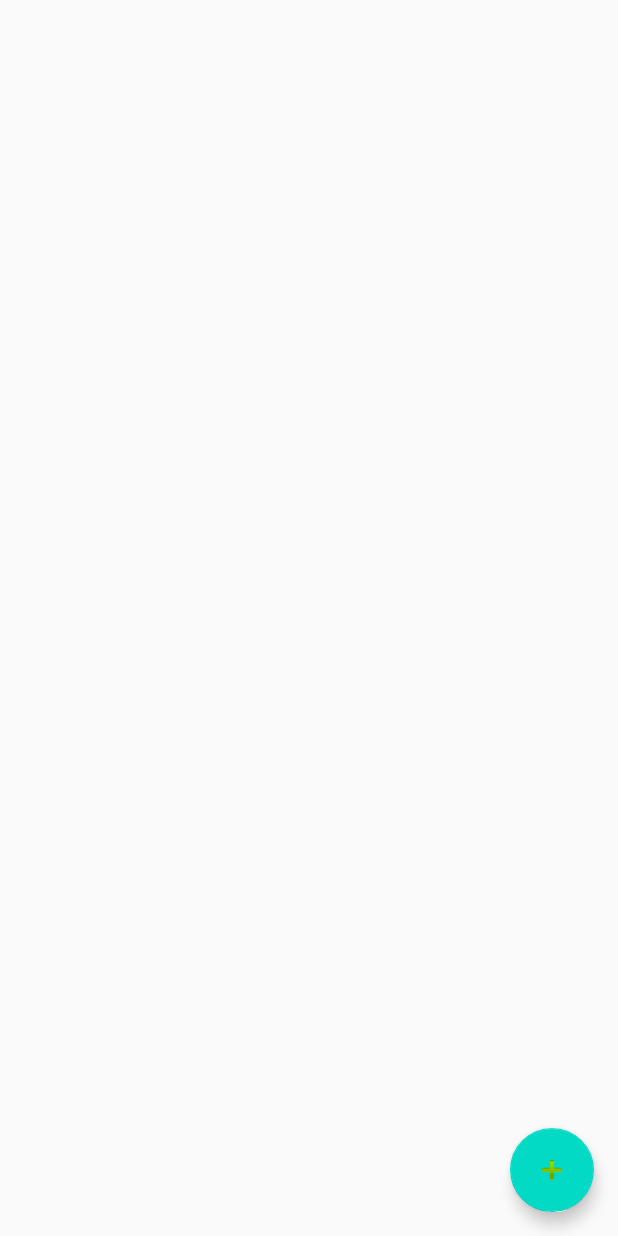
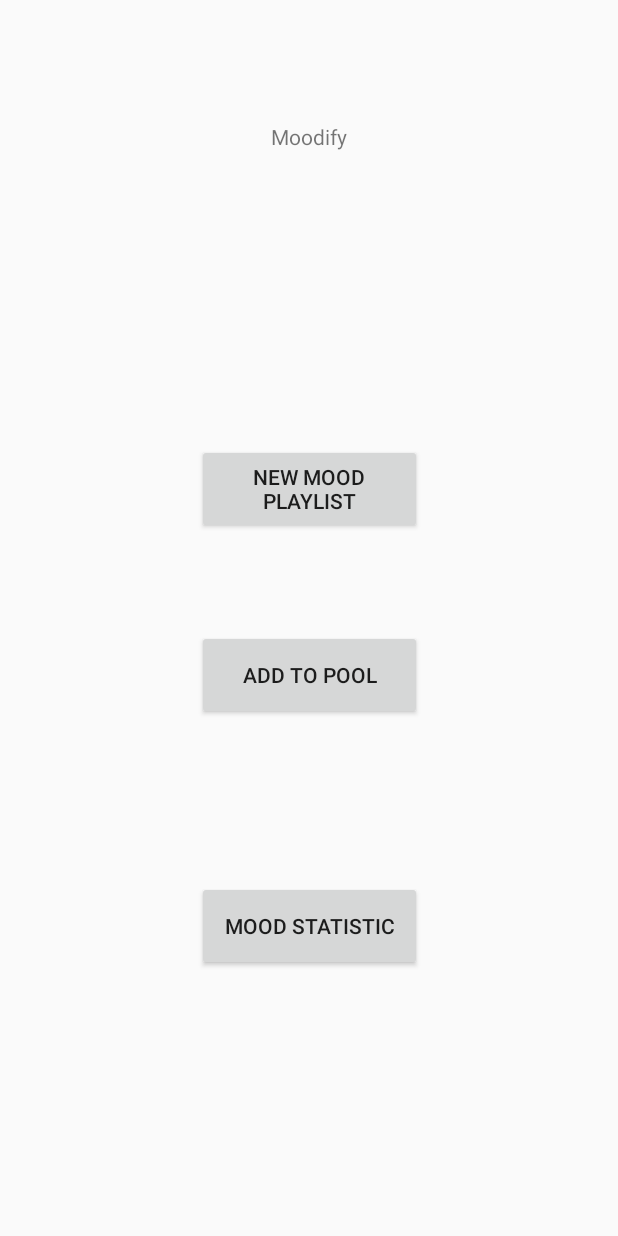
Before and after one commit to LMChavez980/FYP-Moodify, an Android app: the layout activity_main.xml on its own in the app's theme, with its tools: preview values and no code run, on a phone screen of 412 x 824 dp. Run offline under Robolectric (Android 15) with nearby library versions, the phone set to English and light mode, and no system bars.

Commit message:
Get user ID and add main menu

```diff
--- a/MoodifyApp/app/src/main/AndroidManifest.xml
+++ b/MoodifyApp/app/src/main/AndroidManifest.xml
@@ -20,6 +20,8 @@
         </activity>
         <activity android:name="com.fypmood.moodify.AddToPool">
         </activity>
+        <activity android:name="com.fypmood.moodify.MainActivity">
+        </activity>
     </application>
 
 </manifest>
--- a/MoodifyApp/app/src/main/res/layout/activity_main.xml
+++ b/MoodifyApp/app/src/main/res/layout/activity_main.xml
@@ -1,30 +1,51 @@
 <?xml version="1.0" encoding="utf-8"?>
-<androidx.coordinatorlayout.widget.CoordinatorLayout xmlns:android="http://schemas.android.com/apk/res/android"
+<androidx.constraintlayout.widget.ConstraintLayout
+    xmlns:android="http://schemas.android.com/apk/res/android"
     xmlns:app="http://schemas.android.com/apk/res-auto"
     xmlns:tools="http://schemas.android.com/tools"
     android:layout_width="match_parent"
-    android:layout_height="match_parent"
-    tools:context=".AddToPool">
+    android:layout_height="match_parent">
 
-    <com.google.android.material.appbar.AppBarLayout
-        android:layout_width="match_parent"
-        android:layout_height="wrap_content">
 
-    </com.google.android.material.appbar.AppBarLayout>
+    <Button
+        android:id="@+id/to_generate"
+        android:layout_width="150dp"
+        android:layout_height="60dp"
+        android:layout_marginTop="296dp"
+        android:text="@string/select_mood_btn"
+        app:layout_constraintEnd_toEndOf="parent"
+        app:layout_constraintStart_toStartOf="parent"
+        app:layout_constraintTop_toTopOf="parent" />
 
-    <androidx.recyclerview.widget.RecyclerView
-        android:id="@+id/playlistRecyclerView"
-        android:layout_height="match_parent"
-        android:layout_width="match_parent"
-        app:layout_behavior="@string/appbar_scrolling_view_behavior" />
+    <Button
+        android:id="@+id/to_pool"
+        android:layout_width="150dp"
+        android:layout_height="60dp"
+        android:layout_marginTop="64dp"
+        android:text="@string/add_to_pool_btn"
+        app:layout_constraintEnd_toEndOf="parent"
+        app:layout_constraintStart_toStartOf="parent"
+        app:layout_constraintTop_toBottomOf="@+id/to_generate" />
 
-    <com.google.android.material.floatingactionbutton.FloatingActionButton
-        android:id="@+id/sendToAnalyze"
+    <Button
+        android:id="@+id/to_stats"
+        android:layout_width="150dp"
+        android:layout_height="60dp"
+        android:layout_marginTop="68dp"
+        android:layout_marginBottom="138dp"
+        android:text="@string/mood_stats_btn"
+        app:layout_constraintBottom_toBottomOf="parent"
+        app:layout_constraintEnd_toEndOf="parent"
+        app:layout_constraintStart_toStartOf="parent"
+        app:layout_constraintTop_toBottomOf="@+id/to_pool" />
+
+    <TextView
+        android:id="@+id/logo"
         android:layout_width="wrap_content"
         android:layout_height="wrap_content"
-        android:layout_gravity="bottom|end"
-        android:layout_margin="16dp"
-        android:clickable="true"
-        app:srcCompat="@android:drawable/ic_input_add" />
-
-</androidx.coordinatorlayout.widget.CoordinatorLayout>
+        android:layout_marginTop="81dp"
+        android:text="@string/app_name"
+        app:layout_constraintEnd_toEndOf="parent"
+        app:layout_constraintStart_toStartOf="parent"
+        app:layout_constraintTop_toTopOf="parent" />
+</androidx.constraintlayout.widget.ConstraintLayout>
--- a/MoodifyApp/app/src/main/res/values/strings.xml
+++ b/MoodifyApp/app/src/main/res/values/strings.xml
@@ -1,4 +1,7 @@
 <resources>
     <string name="app_name">Moodify</string>
     <string name="playlist_name">Playlist Name</string>
+    <string name="add_to_pool_btn">Add To Pool</string>
+    <string name="select_mood_btn">New Mood Playlist</string>
+    <string name="mood_stats_btn">Mood Statistic</string>
 </resources>
```
Also changed, not shown: MoodifyApp/app/src/main/java/com/fypmood/moodify/AddToPool.java (+13 -8 lines), MoodifyApp/app/src/main/java/com/fypmood/moodify/MainActivity.java (+54 -0 lines), MoodifyApp/app/src/main/java/com/fypmood/moodify/SplashActivity.java (+36 -2 lines), MoodifyApp/app/src/main/res/layout/activity_generate.xml (deleted, +0 -51 lines), MoodifyApp/app/src/main/res/layout/activity_pool.xml (added, +30 -0 lines).
